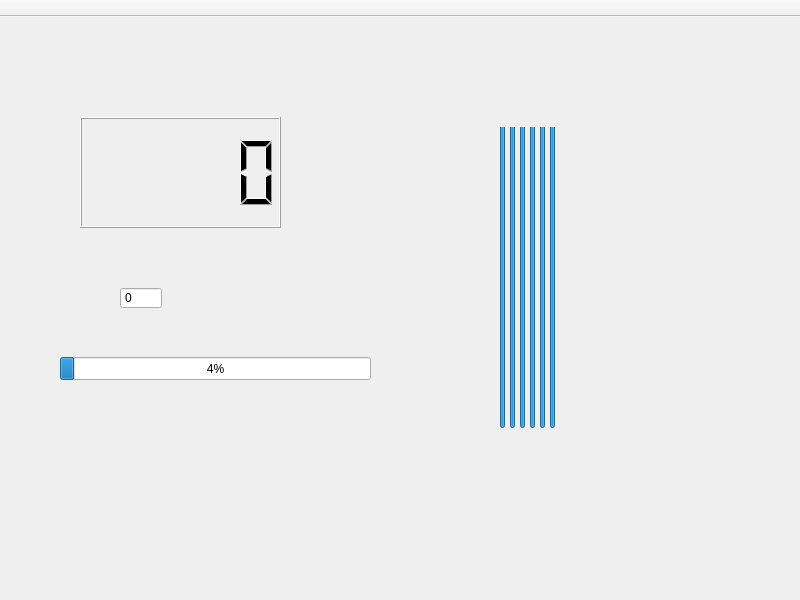
Qt form mainwindow.ui (StupedStudents/QtSpectr) before a commit.
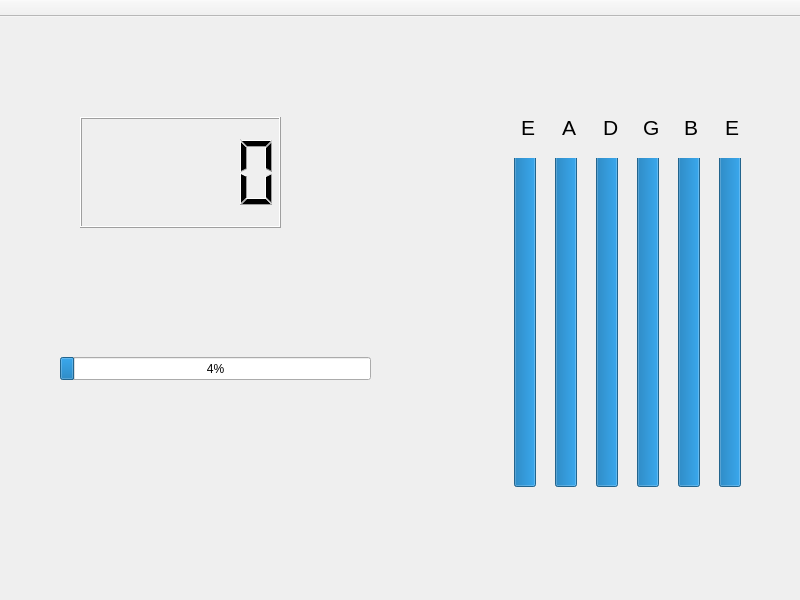
The same form after that commit.

What changed in the file:
```diff
--- a/mainwindow.ui
+++ b/mainwindow.ui
@@ -29,28 +29,6 @@
    <string>MainWindow</string>
   </property>
   <widget class="QWidget" name="centralWidget">
-   <widget class="QSpinBox" name="spinBox">
-    <property name="geometry">
-     <rect>
-      <x>120</x>
-      <y>270</y>
-      <width>42</width>
-      <height>22</height>
-     </rect>
-    </property>
-    <property name="toolTip">
-     <string>Частота звука, Гц</string>
-    </property>
-    <property name="buttonSymbols">
-     <enum>QAbstractSpinBox::NoButtons</enum>
-    </property>
-    <property name="keyboardTracking">
-     <bool>true</bool>
-    </property>
-    <property name="maximum">
-     <number>1000</number>
-    </property>
-   </widget>
    <widget class="QLCDNumber" name="lcdNumber">
     <property name="geometry">
      <rect>
@@ -61,102 +39,6 @@
      </rect>
     </property>
    </widget>
-   <widget class="QProgressBar" name="progressBar">
-    <property name="geometry">
-     <rect>
-      <x>500</x>
-      <y>110</y>
-      <width>5</width>
-      <height>301</height>
-     </rect>
-    </property>
-    <property name="value">
-     <number>100</number>
-    </property>
-    <property name="orientation">
-     <enum>Qt::Vertical</enum>
-    </property>
-   </widget>
-   <widget class="QProgressBar" name="progressBar_2">
-    <property name="geometry">
-     <rect>
-      <x>510</x>
-      <y>110</y>
-      <width>5</width>
-      <height>301</height>
-     </rect>
-    </property>
-    <property name="value">
-     <number>100</number>
-    </property>
-    <property name="orientation">
-     <enum>Qt::Vertical</enum>
-    </property>
-   </widget>
-   <widget class="QProgressBar" name="progressBar_3">
-    <property name="geometry">
-     <rect>
-      <x>520</x>
-      <y>110</y>
-      <width>5</width>
-      <height>301</height>
-     </rect>
-    </property>
-    <property name="value">
-     <number>100</number>
-    </property>
-    <property name="orientation">
-     <enum>Qt::Vertical</enum>
-    </property>
-   </widget>
-   <widget class="QProgressBar" name="progressBar_4">
-    <property name="geometry">
-     <rect>
-      <x>530</x>
-      <y>110</y>
-      <width>5</width>
-      <height>301</height>
-     </rect>
-    </property>
-    <property name="value">
-     <number>100</number>
-    </property>
-    <property name="orientation">
-     <enum>Qt::Vertical</enum>
-    </property>
-   </widget>
-   <widget class="QProgressBar" name="progressBar_5">
-    <property name="geometry">
-     <rect>
-      <x>540</x>
-      <y>110</y>
-      <width>5</width>
-      <height>301</height>
-     </rect>
-    </property>
-    <property name="value">
-     <number>100</number>
-    </property>
-    <property name="orientation">
-     <enum>Qt::Vertical</enum>
-    </property>
-   </widget>
-   <widget class="QProgressBar" name="progressBar_6">
-    <property name="geometry">
-     <rect>
-      <x>550</x>
-      <y>110</y>
-      <width>5</width>
-      <height>301</height>
-     </rect>
-    </property>
-    <property name="value">
-     <number>100</number>
-    </property>
-    <property name="orientation">
-     <enum>Qt::Vertical</enum>
-    </property>
-   </widget>
    <widget class="QProgressBar" name="progressBar_7">
     <property name="geometry">
      <rect>
@@ -173,6 +55,198 @@
      <number>24</number>
     </property>
    </widget>
+   <widget class="QWidget" name="horizontalLayoutWidget">
+    <property name="geometry">
+     <rect>
+      <x>490</x>
+      <y>130</y>
+      <width>281</width>
+      <height>351</height>
+     </rect>
+    </property>
+    <layout class="QHBoxLayout" name="horizontalLayout">
+     <item>
+      <widget class="QProgressBar" name="progressBar_6">
+       <property name="value">
+        <number>100</number>
+       </property>
+       <property name="orientation">
+        <enum>Qt::Vertical</enum>
+       </property>
+      </widget>
+     </item>
+     <item>
+      <widget class="QProgressBar" name="progressBar_5">
+       <property name="value">
+        <number>100</number>
+       </property>
+       <property name="orientation">
+        <enum>Qt::Vertical</enum>
+       </property>
+      </widget>
+     </item>
+     <item>
+      <widget class="QProgressBar" name="progressBar_4">
+       <property name="value">
+        <number>100</number>
+       </property>
+       <property name="orientation">
+        <enum>Qt::Vertical</enum>
+       </property>
+      </widget>
+     </item>
+     <item>
+      <widget class="QProgressBar" name="progressBar_3">
+       <property name="value">
+        <number>100</number>
+       </property>
+       <property name="orientation">
+        <enum>Qt::Vertical</enum>
+       </property>
+      </widget>
+     </item>
+     <item>
+      <widget class="QProgressBar" name="progressBar_2">
+       <property name="value">
+        <number>100</number>
+       </property>
+       <property name="orientation">
+        <enum>Qt::Vertical</enum>
+       </property>
+      </widget>
+     </item>
+     <item>
+      <widget class="QProgressBar" name="progressBar">
+       <property name="value">
+        <number>100</number>
+       </property>
+       <property name="orientation">
+        <enum>Qt::Vertical</enum>
+       </property>
+      </widget>
+     </item>
+    </layout>
+   </widget>
+   <widget class="QWidget" name="horizontalLayoutWidget_2">
+    <property name="geometry">
+     <rect>
+      <x>510</x>
+      <y>90</y>
+      <width>261</width>
+      <height>41</height>
+     </rect>
+    </property>
+    <layout class="QHBoxLayout" name="horizontalLayout_2">
+     <item>
+      <widget class="QLabel" name="label">
+       <property name="font">
+        <font>
+         <pointsize>16</pointsize>
+        </font>
+       </property>
+       <property name="autoFillBackground">
+        <bool>false</bool>
+       </property>
+       <property name="text">
+        <string>E</string>
+       </property>
+       <property name="scaledContents">
+        <bool>false</bool>
+       </property>
+      </widget>
+     </item>
+     <item>
+      <widget class="QLabel" name="label_11">
+       <property name="font">
+        <font>
+         <pointsize>16</pointsize>
+        </font>
+       </property>
+       <property name="autoFillBackground">
+        <bool>false</bool>
+       </property>
+       <property name="text">
+        <string>A</string>
+       </property>
+       <property name="scaledContents">
+        <bool>false</bool>
+       </property>
+      </widget>
+     </item>
+     <item>
+      <widget class="QLabel" name="label_8">
+       <property name="font">
+        <font>
+         <pointsize>16</pointsize>
+        </font>
+       </property>
+       <property name="autoFillBackground">
+        <bool>false</bool>
+       </property>
+       <property name="text">
+        <string>D</string>
+       </property>
+       <property name="scaledContents">
+        <bool>false</bool>
+       </property>
+      </widget>
+     </item>
+     <item>
+      <widget class="QLabel" name="label_9">
+       <property name="font">
+        <font>
+         <pointsize>16</pointsize>
+        </font>
+       </property>
+       <property name="autoFillBackground">
+        <bool>false</bool>
+       </property>
+       <property name="text">
+        <string>G</string>
+       </property>
+       <property name="scaledContents">
+        <bool>false</bool>
+       </property>
+      </widget>
+     </item>
+     <item>
+      <widget class="QLabel" name="label_7">
+       <property name="font">
+        <font>
+         <pointsize>16</pointsize>
+        </font>
+       </property>
+       <property name="autoFillBackground">
+        <bool>false</bool>
+       </property>
+       <property name="text">
+        <string>B</string>
+       </property>
+       <property name="scaledContents">
+        <bool>false</bool>
+       </property>
+      </widget>
+     </item>
+     <item>
+      <widget class="QLabel" name="label_10">
+       <property name="font">
+        <font>
+         <pointsize>16</pointsize>
+        </font>
+       </property>
+       <property name="autoFillBackground">
+        <bool>false</bool>
+       </property>
+       <property name="text">
+        <string>E</string>
+       </property>
+       <property name="scaledContents">
+        <bool>false</bool>
+       </property>
+      </widget>
+     </item>
+    </layout>
+   </widget>
   </widget>
   <widget class="QMenuBar" name="menuBar">
    <property name="geometry">
```
